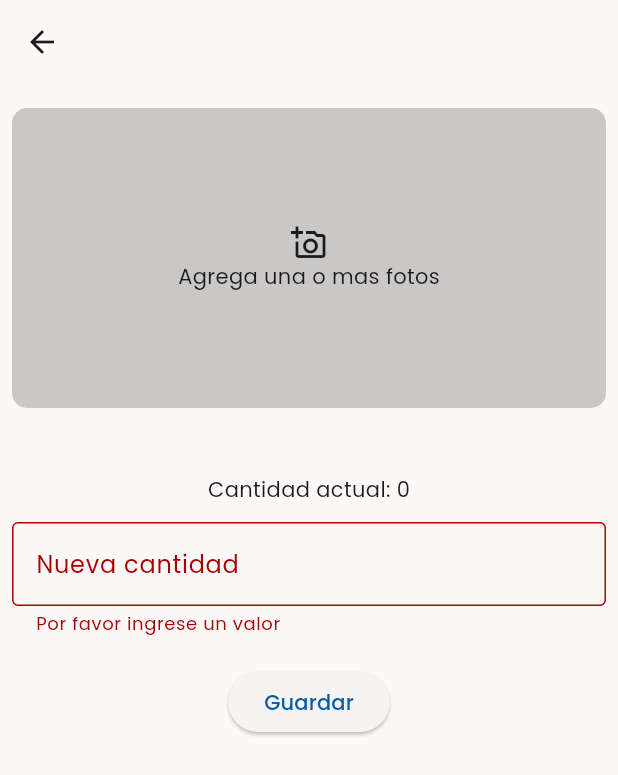
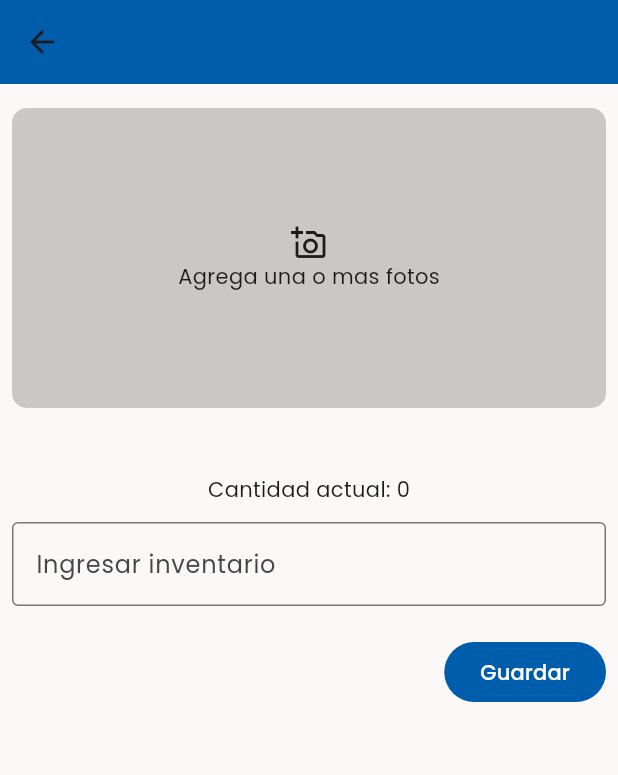
Before and after one commit to Emilio-Rendon-Dinen/mecaInventory, a Flutter app: the RestockProductScreen screen opened directly with empty values, after a tap on "Guardar", on a phone screen of 412 x 824 dp. Shown: the top 775 px of the screen. Run offline on Flutter 3.47's test engine with Material 3 defaults, Android fonts, the phone set to English and light mode, and no system bars; our stand-ins replace bloc, flutter_bloc, flutter_slidable, get_it, google_fonts, image_picker and 2 more; accounts and stored records are empty.

Commit message:
Avance de código
-Se modifica el style de los titulos de las pantallas
-Se implementa el bloc de editar producto en la pantalla de restock

```diff
--- a/lib/presentation/screens/restock_product/restock_product_screen.dart
+++ b/lib/presentation/screens/restock_product/restock_product_screen.dart
@@ -1,7 +1,15 @@
 import 'package:flutter/material.dart';
 import 'package:flutter/services.dart';
+import 'package:meca_inventory/config/dependency_injection/get_it.dart';
+import 'package:meca_inventory/config/navigation/navigation.dart';
+import 'package:meca_inventory/domain/use_cases/edit_product_use_case.dart';
 import 'package:meca_inventory/presentation/screens/add_product/widgets/image_picker_button.dart';
+import 'package:meca_inventory/presentation/screens/home/home_screen.dart';
+import 'package:meca_inventory/presentation/shared/blocs/edit_product/edit_product_bloc.dart';
+import 'package:meca_inventory/presentation/shared/blocs/edit_product/edit_product_event.dart';
+import 'package:meca_inventory/presentation/shared/blocs/edit_product/edit_product_state.dart';
 import 'package:meca_inventory/presentation/ui_models/product_ui_model.dart';
+import 'package:flutter_bloc/flutter_bloc.dart';
 
 class RestockProductScreen extends StatefulWidget {
   final ProductUIModel product;
@@ -14,7 +22,8 @@ class RestockProductScreen extends StatefulWidget {
 
 class _RestockProductScreenState extends State<RestockProductScreen> {
   final _formKey = GlobalKey<FormState>();
-  final TextEditingController _initialQuantityController = TextEditingController();
+  final TextEditingController _initialQuantityController =
+      TextEditingController();
 
   @override
   void dispose() {
@@ -25,10 +34,33 @@ class _RestockProductScreenState extends State<RestockProductScreen> {
   @override
   Widget build(BuildContext context) {
     final product = widget.product;
-
+    return BlocProvider(
+      create: (context) => EditProductBloc(),
+      child: BlocBuilder<EditProductBloc, EditProductState>(
+        builder: (context, state) {
+          if (state is EditProductLoading) {
+            return const Center(child: CircularProgressIndicator());
+          } else if (state is EditProductSuccess) {
+            WidgetsBinding.instance.addPostFrameCallback((_) {
+              if (context.mounted) {
+                Navigation.pushAndRemoveUntil(
+                  context: context,
+                  screen: const HomeScreen(),
+                );
+              }
+            });
+            return const Center(child: Text('Stock Agregado correctamente'));
+          } else if (state is EditProductError) {
+            return const Center(child: Text('Error al agregar stock'));
+          } else {
             return Scaffold(
               appBar: AppBar(
-        title: Text(product.name),
+                title: Text(
+                  product.name,
+                  style:
+                      TextStyle(color: Theme.of(context).colorScheme.onPrimary),
+                ),
+                backgroundColor: Theme.of(context).colorScheme.primary,
               ),
               body: SafeArea(
                 child: Padding(
@@ -46,7 +78,8 @@ class _RestockProductScreenState extends State<RestockProductScreen> {
                                     product.image!,
                                     fit: BoxFit.cover,
                                     width: MediaQuery.of(context).size.width,
-                            height: MediaQuery.of(context).size.width * 0.8,
+                                    height:
+                                        MediaQuery.of(context).size.width * 0.8,
                                   )
                                 : ImagePickerButton(onImagePicked: (bytes) {}),
                           ),
@@ -58,7 +91,8 @@ class _RestockProductScreenState extends State<RestockProductScreen> {
                           key: _formKey,
                           child: Column(
                             children: [
-                      Text('Cantidad actual: ${product.currentQuantity}'),
+                              Text(
+                                  'Cantidad actual: ${product.currentQuantity}'),
                               const SizedBox(height: 12),
                               TextFormField(
                                 keyboardType: TextInputType.number,
@@ -67,7 +101,7 @@ class _RestockProductScreenState extends State<RestockProductScreen> {
                                   FilteringTextInputFormatter.digitsOnly,
                                 ],
                                 decoration: const InputDecoration(
-                          labelText: 'Nueva cantidad',
+                                  labelText: 'Ingresar inventario',
                                   border: OutlineInputBorder(),
                                 ),
                                 validator: (value) {
@@ -82,15 +116,42 @@ class _RestockProductScreenState extends State<RestockProductScreen> {
                                 },
                               ),
                               const SizedBox(height: 20),
-                      ElevatedButton(
+                              Row(
+                                children: [
+                                  const Spacer(),
+                                  FilledButton(
                                     onPressed: () {
+                                      final int newQuantity = int.parse(
+                                              _initialQuantityController.text) +
+                                          (product.currentQuantity ?? 0);
                                       if (_formKey.currentState!.validate()) {
-                            // Acción al confirmar la cantidad
-                            final nuevaCantidad = int.parse(_initialQuantityController.text);
-                            print('Cantidad a agregar: $nuevaCantidad');
+                                        final tempProduct = ProductUIModel(
+                                          id: product.id,
+                                          name: product.name,
+                                          description: product.description,
+                                          cost: product.cost,
+                                          initialQuantity: (newQuantity >
+                                                  product.initialQuantity)
+                                              ? newQuantity
+                                              : product.initialQuantity,
+                                          currentQuantity: newQuantity,
+                                          categoryId: product.categoryId,
+                                          image: product.image,
+                                          hasImage: product.hasImage,
+                                        );
+
+                                        context.read<EditProductBloc>().add(
+                                              EditProductRequestedEvent(
+                                                productUIModel: tempProduct,
+                                                useCase: getIt
+                                                    .get<EditProductUseCase>(),
+                                              ),
+                                            );
                                       }
                                     },
                                     child: const Text('Guardar'),
+                                  ),
+                                ],
                               ),
                             ],
                           ),
@@ -102,4 +163,8 @@ class _RestockProductScreenState extends State<RestockProductScreen> {
               ),
             );
           }
+        },
+      ),
+    );
   }
+}
```
Also changed, not shown: lib/presentation/screens/add_product/add_product_screen.dart (+6 -9 lines), lib/presentation/screens/empty_products/empty_products_screen.dart (+9 -1 lines), lib/presentation/screens/home/home_screen.dart (+15 -9 lines). Lines whose indentation alone changed are shown as unchanged.
